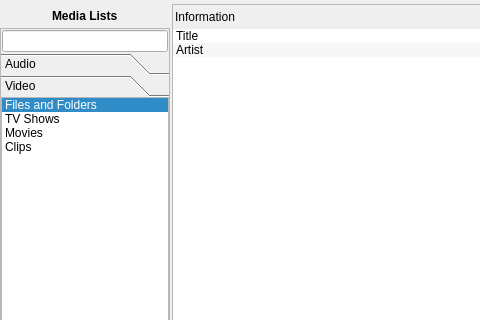
KDE/bangarang, file mainwindow.ui: the form before one commit; both pictures show x 0 to 480 and y 0 to 320 of the 680 by 480 pixel window.
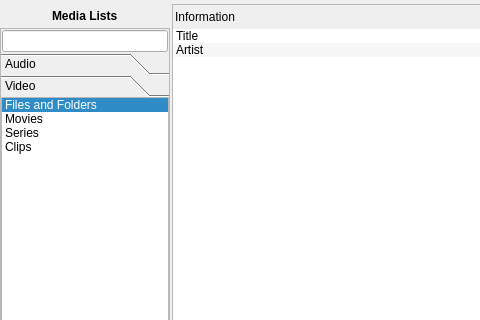
The form after the commit. The open tabs and pages were chosen to show the change. Icons and pictures are not drawn. Custom widgets are drawn as their Qt base class.

Commit message: - Add MediaVocabulary object to allow ontology astraction and easy ontology switchout. - Video metadata storage to nepomuk for Movie, Series and Video clips using nmm ontology draft. - Flesh out video list engine now that video nepomuk data can be created. - Updates to manual editing of media item info.

What changed in the file:
```diff
--- a/mainwindow.ui
+++ b/mainwindow.ui
@@ -576,15 +576,6 @@
                        <normaloff>../../../../../../../../../../../../../../usr/share/icons/oxygen/16x16/actions/document-open-folder.png</normaloff>../../../../../../../../../../../../../../usr/share/icons/oxygen/16x16/actions/document-open-folder.png</iconset>
                      </property>
                     </item>
-                    <item>
-                     <property name="text">
-                      <string>TV Shows</string>
-                     </property>
-                     <property name="icon">
-                      <iconset>
-                       <normaloff>../../../../../../../../../../../../../../../usr/share/icons/oxygen/16x16/devices/video-television.png</normaloff>../../../../../../../../../../../../../../../usr/share/icons/oxygen/16x16/devices/video-television.png</iconset>
-                     </property>
-                    </item>
                     <item>
                      <property name="text">
                       <string>Movies</string>
@@ -594,6 +585,15 @@
                        <normaloff>../../../../../../../../../../../../../../../usr/share/icons/oxygen/16x16/actions/tool-animator.png</normaloff>../../../../../../../../../../../../../../../usr/share/icons/oxygen/16x16/actions/tool-animator.png</iconset>
                      </property>
                     </item>
+                    <item>
+                     <property name="text">
+                      <string>Series</string>
+                     </property>
+                     <property name="icon">
+                      <iconset>
+                       <normaloff>../../../../../../../../../../../../../../../usr/share/icons/oxygen/16x16/devices/video-television.png</normaloff>../../../../../../../../../../../../../../../usr/share/icons/oxygen/16x16/devices/video-television.png</iconset>
+                     </property>
+                    </item>
                     <item>
                      <property name="text">
                       <string>Clips</string>
```
Left out of the diff: 30 changed lines with no effect on the pictures. The commit also changes 12 other files.
